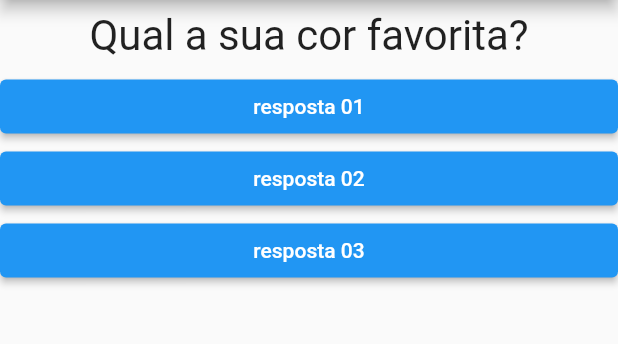
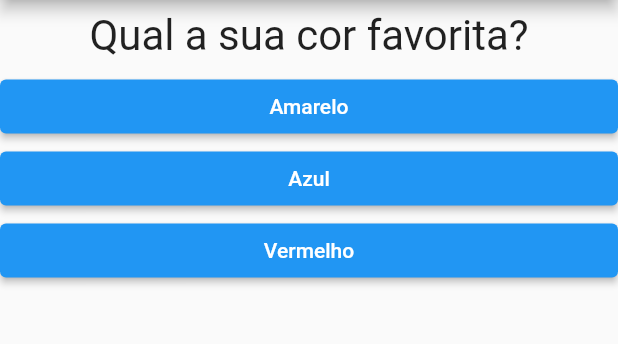
Before and after one commit to nellysbr/curso_flutter, a Flutter app: the screen it shows after launch, on a phone screen of 412 x 824 dp, the part 84-428 px from its top. Run offline on Flutter 3.47's test engine with Material 2 defaults, Android fonts, the phone set to English and light mode, and no system bars.

```diff
--- /dev/null
+++ b/lib/form.dart
@@ -0,0 +1,37 @@
+import 'package:flutter/material.dart';
+import 'question.dart';
+import 'answer_buttons.dart';
+
+class FormApp extends StatelessWidget {
+  final int perguntaSelecionada;
+  final List<Map<String, Object>> perguntas;
+  final void Function() responder;
+
+  const FormApp({
+    super.key,
+    required this.perguntas,
+    required this.responder,
+    required this.perguntaSelecionada,
+  });
+
+  bool get hasQuestion {
+    return perguntaSelecionada < perguntas.length;
+  }
+
+  @override
+  Widget build(BuildContext context) {
+    //cria uma lista passando por todas as respostas
+    List<String> answers =
+        hasQuestion ? perguntas[perguntaSelecionada].cast()['respostas'] : [];
+    //map dos valores dessa lista e invocando os botoes
+    List<Widget> widgetButtons =
+        answers.map((e) => AnswerButtons(e, responder)).toList();
+
+    return Column(
+      children: <Widget>[
+        Questao(perguntas[perguntaSelecionada]['texto'].toString()),
+        ...widgetButtons,
+      ],
+    );
+  }
+}
--- a/lib/main.dart
+++ b/lib/main.dart
@@ -1,6 +1,6 @@
 import 'package:flutter/material.dart';
-import 'questions.dart';
-import 'answer_buttons.dart';
+import 'result.dart';
+import 'form.dart';
 
 // main() {
 //   runApp(new perguntasApp());
@@ -12,15 +12,8 @@ main() => runApp(const PerguntasApp());
 //transformando para statefull
 class PerguntaAppState extends State<PerguntasApp> {
   var perguntaSelecionada = 0;
-  void _responder() {
-    setState(() {
-      perguntaSelecionada++;
-    });
-  }
 
-  @override
-  Widget build(BuildContext context) {
-    final List<Map<String, Object>> perguntas = [
+  final List<Map<String, Object>> _perguntas = [
     {
       'texto': 'Qual a sua cor favorita?',
       'respostas': ['Amarelo', 'Azul', 'Vermelho']
@@ -31,20 +24,31 @@ class PerguntaAppState extends State<PerguntasApp> {
     },
   ];
 
+  void _responder() {
+    setState(() {
+      perguntaSelecionada++;
+    });
+    // print(_perguntas[perguntaSelecionada].cast()['respostas'].toString());
+    // Result(_perguntas[perguntaSelecionada].cast()['respostas']);
+  }
+
+  bool get hasQuestion {
+    return perguntaSelecionada < _perguntas.length;
+  }
+
+  @override
+  Widget build(BuildContext context) {
     return MaterialApp(
       home: Scaffold(
           appBar: AppBar(
             title: const Text('Perguntas'),
           ),
-        body: Column(
-          children: <Widget>[
-            Questao(perguntas[perguntaSelecionada]['texto'].toString()),
-            AnswerButtons("resposta 01", _responder),
-            AnswerButtons("resposta 02", _responder),
-            AnswerButtons("resposta 03", _responder)
-          ],
-        ),
-      ),
+          body: hasQuestion
+              ? FormApp(
+                  perguntas: _perguntas,
+                  responder: _responder,
+                  perguntaSelecionada: perguntaSelecionada)
+              : const Result()),
     );
   }
 }
--- /dev/null
+++ b/lib/result.dart
@@ -0,0 +1,16 @@
+import 'package:flutter/material.dart';
+
+class Result extends StatelessWidget {
+  // final String userResponse;
+  const Result({super.key});
+
+  @override
+  Widget build(BuildContext context) {
+    return const Center(
+      child: Text(
+        'Parabéns',
+        style: TextStyle(fontSize: 28),
+      ),
+    );
+  }
+}
```
Also changed, not shown: lib/question.dart (renamed from lib/questions.dart). Lines whose indentation alone changed are shown as unchanged.
